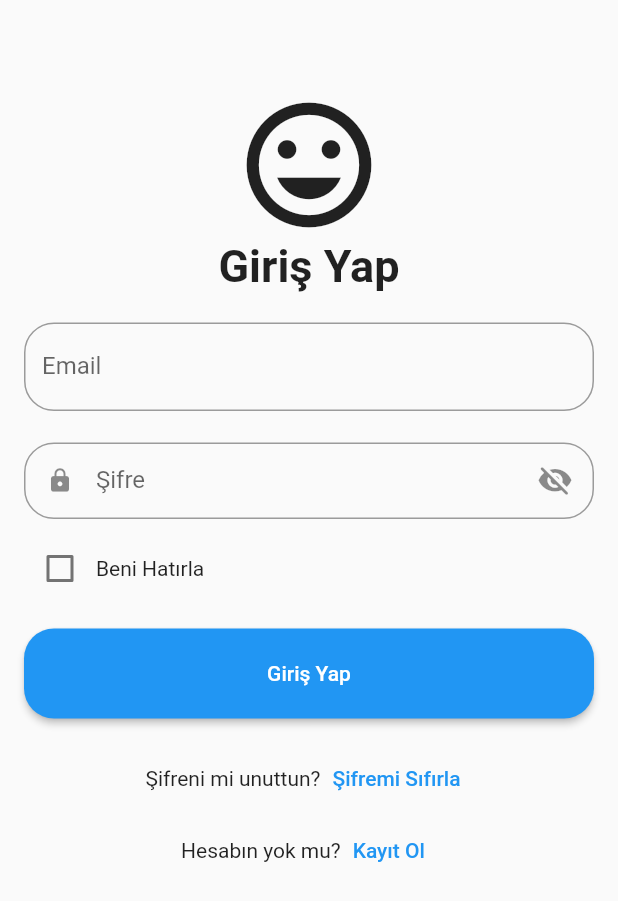
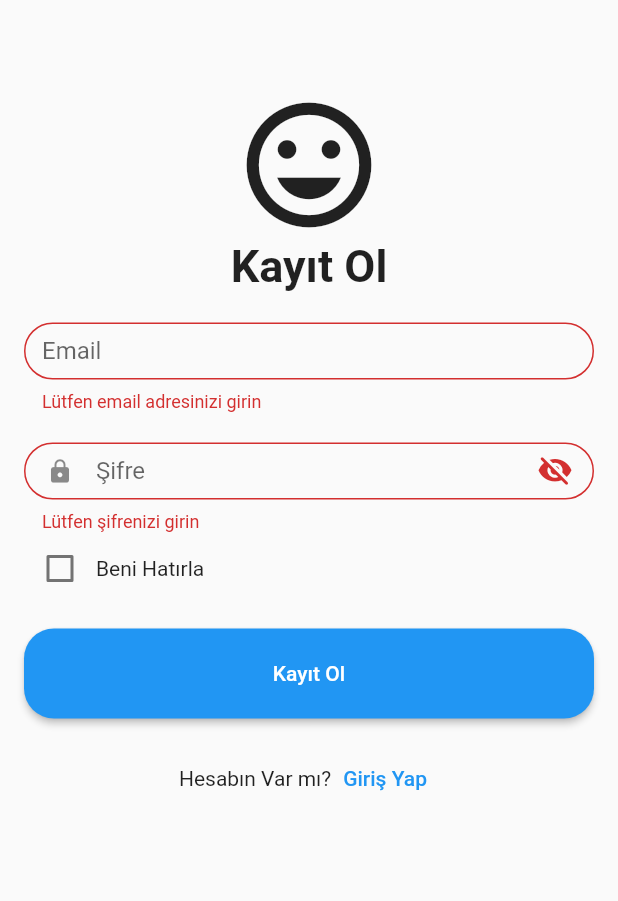
Before and after one commit to omerkupeli/ebilet-mobil, a Flutter app: the screen it shows after launch, after a tap on "Kayıt Ol", on a phone screen of 412 x 824 dp. Shown: the top 901 px of the screen. Run offline on Flutter 3.47's test engine with Material 2 defaults, Android fonts, the phone set to English and light mode, and no system bars; our stand-ins replace qr_flutter, table_calendar; missing offline and left inert: image_stack; network calls fail.

Commit message:
register ekranı, user model, userService

```diff
--- a/lib/main.dart
+++ b/lib/main.dart
@@ -2,6 +2,7 @@ import 'package:flutter/material.dart';
 import 'package:mobil_bilet1/screens/MyCalendar.dart';
 import 'package:mobil_bilet1/screens/home.dart';
 import 'package:mobil_bilet1/screens/loginPage.dart';
+import 'package:mobil_bilet1/screens/registerPage.dart';
 
 import 'Event.dart';
 import 'MyNotifications.dart';
@@ -20,7 +21,7 @@ class MyApp extends StatelessWidget {
       theme: ThemeData(
         primarySwatch: Colors.blue,
       ),
-      home: LoginPage(),
+      home: RegisterPage(),
     );
   }
 }
--- /dev/null
+++ b/lib/models/userModel.dart
@@ -0,0 +1,13 @@
+class User {
+  final String password;
+  final String email;
+
+  User({required this.password, required this.email});
+
+  Map<String, dynamic> toJson() {
+    return {
+      'password': password,
+      'email': email,
+    };
+  }
+}
--- /dev/null
+++ b/lib/screens/registerPage.dart
@@ -0,0 +1,204 @@
+import 'dart:convert';
+
+import 'package:flutter/material.dart';
+import 'package:mobil_bilet1/screens/loginPage.dart';
+import 'package:mobil_bilet1/service/userService.dart';
+
+import '../models/userModel.dart';
+
+class RegisterPage extends StatefulWidget {
+  @override
+  _RegisterPageState createState() => _RegisterPageState();
+}
+
+class _RegisterPageState extends State<RegisterPage> {
+  final _formKey = GlobalKey<FormState>();
+  final TextEditingController _emailController = TextEditingController();
+  final TextEditingController _passwordController = TextEditingController();
+  final textFieldFocusNode = FocusNode();
+  bool _obscured = false;
+  AutovalidateMode _autovalidateMode = AutovalidateMode.disabled;
+  void _toggleObscured() {
+    setState(() {
+      _obscured = !_obscured;
+      if (textFieldFocusNode.hasPrimaryFocus)
+        return; // If focus is on text field, dont unfocus
+      textFieldFocusNode.canRequestFocus =
+          false; // Prevents focus if tap on eye
+    });
+  }
+
+  void dispose() {
+    _emailController.dispose();
+    _passwordController.dispose();
+    super.dispose();
+  }
+
+  void reegisterUser(User user) async {
+    final response = await Api.registerUser(user);
+    try {
+      if (response.statusCode == 200) {
+        print(response.body);
+        print('Kayıt başarılı');
+        Navigator.pushReplacement(
+            context, MaterialPageRoute(builder: (context) => LoginPage()));
+      } else {
+        print('Kayıt başarısız');
+        clearText();
+      }
+    } catch (e) {
+      print(e);
+    }
+  }
+
+  void clearText() {
+    _emailController.clear();
+    _passwordController.clear();
+  }
+
+  @override
+  Widget build(BuildContext context) {
+    return Scaffold(
+      resizeToAvoidBottomInset: false,
+      body: Padding(
+        padding: EdgeInsets.fromLTRB(16, 60, 16, 16),
+        child: Form(
+          key: _formKey,
+          autovalidateMode: _autovalidateMode,
+          child: Column(
+            crossAxisAlignment: CrossAxisAlignment.start,
+            children: <Widget>[
+              Column(
+                children: [
+                  Row(
+                    mainAxisAlignment: MainAxisAlignment.center,
+                    children: [
+                      Container(
+                        child: Icon(
+                          Icons.tag_faces_outlined,
+                          size: 100,
+                        ),
+                      ),
+                    ],
+                  ),
+                  Text(
+                    'Kayıt Ol',
+                    style: TextStyle(
+                      fontSize: 30,
+                      fontWeight: FontWeight.bold,
+                    ),
+                  )
+                ],
+              ),
+              SizedBox(height: 20.0),
+              Container(
+                height: 60,
+                child: TextFormField(
+                  controller: _emailController,
+                  keyboardType: TextInputType.visiblePassword,
+                  validator: (value) {
+                    if (value == null || value.isEmpty) {
+                      return 'Lütfen email adresinizi girin';
+                    }
+                    return null;
+                  },
+                  decoration: InputDecoration(
+                    labelText: 'Email',
+                    border: OutlineInputBorder(
+                      borderRadius: BorderRadius.circular(20.0),
+                    ),
+                  ),
+                ),
+              ),
+              SizedBox(height: 20.0),
+              Container(
+                height: 60,
+                child: TextFormField(
+                  controller: _passwordController,
+                  validator: (value) {
+                    if (value == null || value.isEmpty) {
+                      return 'Lütfen şifrenizi girin';
+                    }
+                    return null;
+                  },
+                  obscureText: _obscured,
+                  keyboardType: TextInputType.text,
+                  focusNode: textFieldFocusNode,
+                  decoration: InputDecoration(
+                      floatingLabelBehavior: FloatingLabelBehavior.never,
+                      labelText: 'Şifre',
+                      isDense: true,
+                      border: OutlineInputBorder(
+                        borderRadius: BorderRadius.circular(20.0),
+                      ),
+                      prefixIcon: Icon(Icons.lock_rounded),
+                      suffixIcon: Padding(
+                        padding: const EdgeInsets.fromLTRB(0, 0, 4, 0),
+                        child: GestureDetector(
+                          onTap: _toggleObscured,
+                          child: Icon(
+                            _obscured
+                                ? Icons.visibility_rounded
+                                : Icons.visibility_off_rounded,
+                            size: 24,
+                          ),
+                        ),
+                      )),
+                ),
+              ),
+              Row(
+                children: [
+                  Checkbox(
+                    value: false,
+                    onChanged: (value) {},
+                  ),
+                  Text('Beni Hatırla'),
+                ],
+              ),
+              Padding(
+                padding: const EdgeInsets.symmetric(vertical: 16.0),
+                child: Container(
+                  width: double.infinity,
+                  height: 60,
+                  child: ElevatedButton(
+                    style: ElevatedButton.styleFrom(
+                      shape: RoundedRectangleBorder(
+                        borderRadius: BorderRadius.circular(20.0),
+                      ),
+                    ),
+                    onPressed: () {
+                      if (_formKey.currentState != null &&
+                          _formKey.currentState!.validate()) {
+                        final user = User(
+                          password: _passwordController.text,
+                          email: _emailController.text,
+                        );
+                        reegisterUser(user);
+                        // form is valid, send data to API
+                      } else {
+                        setState(() {
+                          _autovalidateMode = AutovalidateMode.always;
+                        });
+                      }
+                    },
+                    child: Text('Kayıt Ol'),
+                  ),
+                ),
+              ),
+              Row(
+                mainAxisAlignment: MainAxisAlignment.center,
+                children: [
+                  Text('Hesabın Var mı?'),
+                  TextButton(
+                    onPressed: () {},
+                    child: Text('Giriş Yap'),
+                  ),
+                ],
+              ),
+            ],
+          ),
+        ),
+      ),
+    );
+  }
+}
--- /dev/null
+++ b/lib/service/userService.dart
@@ -0,0 +1,21 @@
+import 'dart:convert';
+import 'package:http/http.dart' as http;
+
+import '../models/userModel.dart';
+
+Map<String, String> headers = {
+  'Content-Type': 'application/json; charset=UTF-8',
+};
+
+class Api {
+  static Future<http.Response> registerUser(User user) async {
+    final response = await http.post(
+      Uri.parse('https://reqres.in/api/register'),
+      headers: <String, String>{
+        'Content-Type': 'application/json; charset=UTF-8',
+      },
+      body: jsonEncode(user.toJson()),
+    );
+    return response;
+  }
+}
--- a/pubspec.yaml
+++ b/pubspec.yaml
@@ -41,6 +41,7 @@ dependencies:
   cupertino_icons: ^1.0.2
   table_calendar: ^3.0.8
   qr_flutter: ^4.0.0
+  http: ^0.13.5
 
 dev_dependencies:
   flutter_test:
```
Also changed, not shown: pubspec.lock.
